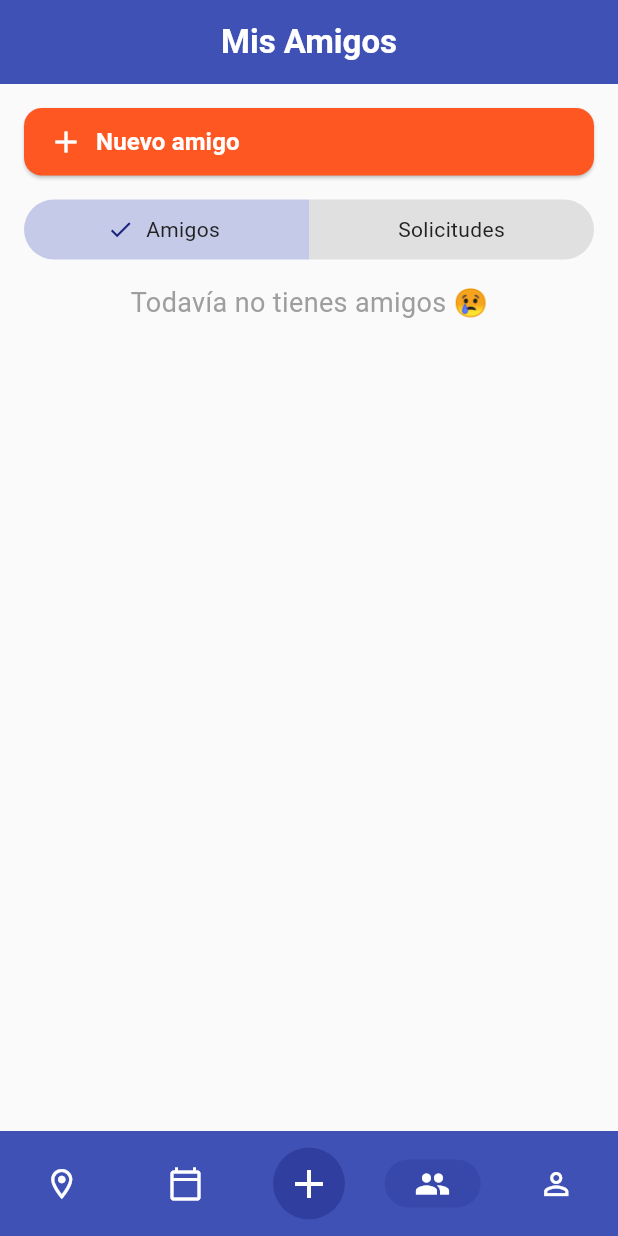
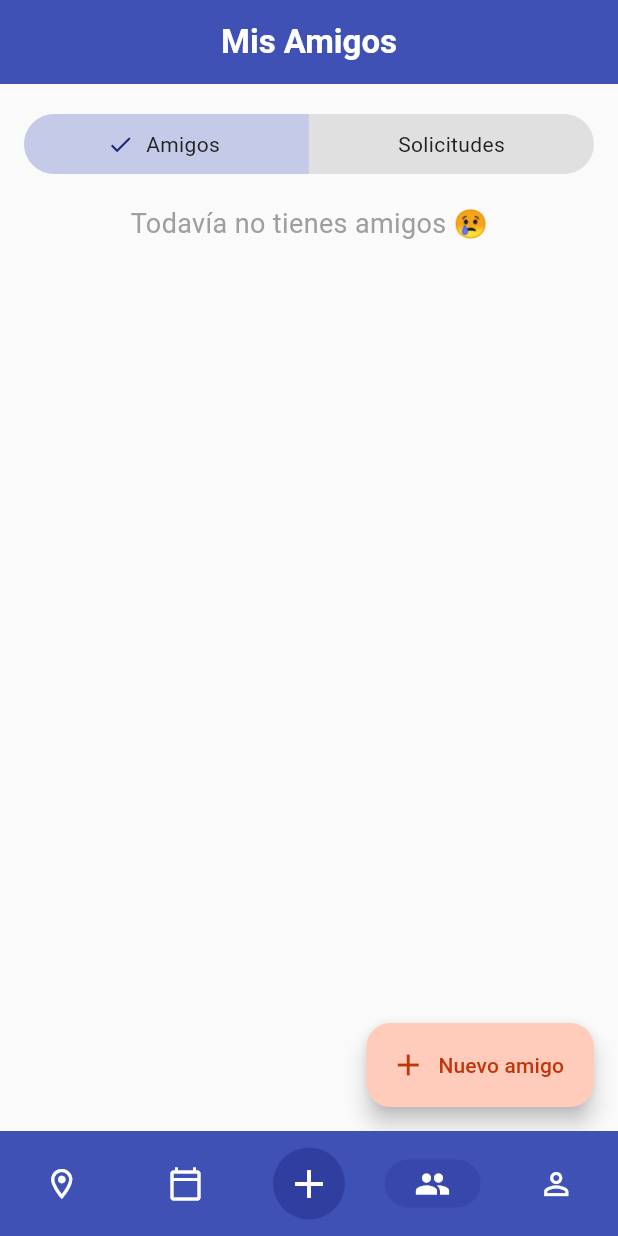
Before and after one commit to Camilu-png/quedamos, a Flutter app: the screen it shows once a user with an empty profile is signed in, item 4 of the bottom bar chosen, on a phone screen of 412 x 824 dp. Run offline on Flutter 3.47's test engine with Material 3 defaults, Android fonts, the phone set to English and light mode, and no system bars; our stand-ins replace cloud_firestore, firebase_auth, firebase_core, infinite_scroll_pagination; accounts and stored records are empty.

Commit message:
style(ui): update "Nuevo amigo" button to use FloatingActionButton.extended

```diff
--- a/lib/screens/friends_screen.dart
+++ b/lib/screens/friends_screen.dart
@@ -56,6 +56,21 @@ class _FriendsScreenState extends State<FriendsScreen> {
         surfaceTintColor: Theme.of(context).colorScheme.primaryContainer,
         elevation: 0,
       ),
+
+      floatingActionButton: FloatingActionButton.extended(
+        onPressed: () {
+          final mainState =
+              context.findAncestorStateOfType<MainScreenState>();
+          mainState?.navigateTo(AddFriendsScreen(userID: widget.userID));
+        },
+        icon: const Icon(Icons.add),
+        label: const Text("Nuevo amigo"),
+        backgroundColor:
+            Theme.of(context).colorScheme.secondaryContainer,
+        foregroundColor:
+            Theme.of(context).colorScheme.onSecondaryContainer,
+      ),
+
       body: StreamBuilder<List<Map<String, dynamic>>>(
         stream: selectedSegment == 'Amigos'
             ? _friendsService.getFriends(widget.userID)
@@ -72,37 +87,6 @@ class _FriendsScreenState extends State<FriendsScreen> {
               padding: const EdgeInsets.all(16.0),
               child: Column(
                 children: [
-                  SizedBox(
-                    height: 45,
-                    width: double.infinity,
-                    child: ElevatedButton.icon(
-                      onPressed: () {
-                        final mainState =
-                            context.findAncestorStateOfType<MainScreenState>();
-                        mainState
-                            ?.navigateTo(AddFriendsScreen(userID: widget.userID));
-                      },
-                      icon: const Icon(Icons.add, size: 24, color: Colors.white),
-                      label: Text(
-                        "Nuevo amigo",
-                        style: bodyPrimaryText.copyWith(
-                          color: Colors.white,
-                          fontWeight: FontWeight.bold,
-                        ),
-                      ),
-                      style: ElevatedButton.styleFrom(
-                        alignment: Alignment.centerLeft,
-                        backgroundColor: secondary,
-                        foregroundColor: Colors.white,
-                        shape: RoundedRectangleBorder(
-                          borderRadius: BorderRadius.circular(12),
-                        ),
-                      ),
-                    ),
-                  ),
-                  const SizedBox(height: 12),
-
-              // SEGMENTED BUTTON
                   SizedBox(
                     width: double.infinity,
                     child: SegmentedButton<String>(
@@ -141,8 +125,7 @@ class _FriendsScreenState extends State<FriendsScreen> {
                       ),
                     ),
                   ),
-                  const SizedBox(height: 12),
-
+                  const SizedBox(height: 16),
                   Text(
                     selectedSegment == 'Amigos'
                         ? "Todavía no tienes amigos 😢"
@@ -158,35 +141,6 @@ class _FriendsScreenState extends State<FriendsScreen> {
             padding: const EdgeInsets.all(16.0),
             child: Column(
               children: [
-                SizedBox(
-                  height: 45,
-                  width: double.infinity,
-                  child: ElevatedButton.icon(
-                    onPressed: () {
-                      final mainState =
-                          context.findAncestorStateOfType<MainScreenState>();
-                      mainState
-                          ?.navigateTo(AddFriendsScreen(userID: widget.userID));
-                    },
-                    icon: const Icon(Icons.add, size: 24, color: Colors.white),
-                    label: Text(
-                      "Nuevo amigo",
-                      style: bodyPrimaryText.copyWith(
-                        color: Colors.white,
-                        fontWeight: FontWeight.bold,
-                      ),
-                    ),
-                    style: ElevatedButton.styleFrom(
-                      alignment: Alignment.centerLeft,
-                      backgroundColor: secondary,
-                      foregroundColor: Colors.white,
-                      shape: RoundedRectangleBorder(
-                        borderRadius: BorderRadius.circular(12),
-                      ),
-                    ),
-                  ),
-                ),
-                const SizedBox(height: 12),
                 SizedBox(
                   width: double.infinity,
                   child: SegmentedButton<String>(
@@ -223,8 +177,7 @@ class _FriendsScreenState extends State<FriendsScreen> {
                     ),
                   ),
                 ),
-                const SizedBox(height: 12),
-
+                const SizedBox(height: 16),
                 SizedBox(
                   height: 600,
                   child: selectedSegment == 'Amigos'
@@ -245,8 +198,8 @@ class _FriendsScreenState extends State<FriendsScreen> {
                               debugPrint("Error al aceptar solicitud: $e");
                               ScaffoldMessenger.of(context).showSnackBar(
                                 const SnackBar(
-                                    content:
-                                        Text('Error al aceptar la solicitud')),
+                                    content: Text(
+                                        'Error al aceptar la solicitud')),
                               );
                             }
                           },
@@ -258,8 +211,8 @@ class _FriendsScreenState extends State<FriendsScreen> {
                               debugPrint("Error al rechazar solicitud: $e");
                               ScaffoldMessenger.of(context).showSnackBar(
                                 const SnackBar(
-                                    content:
-                                        Text('Error al rechazar la solicitud')),
+                                    content: Text(
+                                        'Error al rechazar la solicitud')),
                               );
                             }
                           },
```
